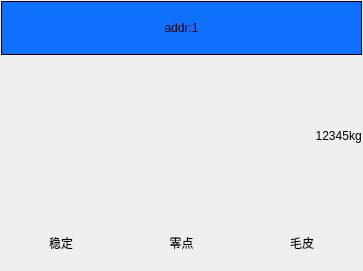
The window that devwidget.ui (byteman/WFace) describes before a commit, drawn with Qt 5.
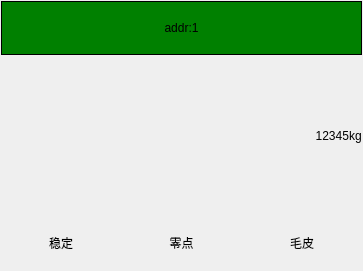
The same window after the commit.

The edit to the form file:
```diff
--- a/devwidget.ui
+++ b/devwidget.ui
@@ -40,7 +40,7 @@
    <item>
     <widget class="QLabel" name="lbl_addr">
      <property name="styleSheet">
-      <string notr="true">background-color: rgb(15, 111, 255);</string>
+      <string notr="true">background-color: green;</string>
      </property>
      <property name="frameShape">
       <enum>QFrame::Box</enum>
```
